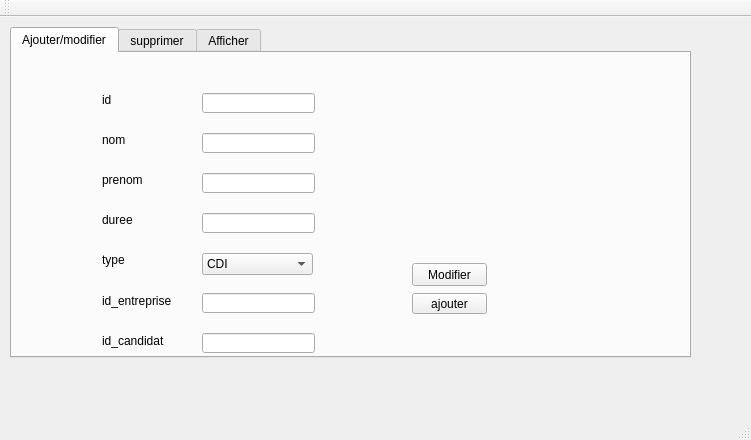
Before: the Qt Designer form mainwindow.ui in rym2000/Smart_recruiting_center_2A16, drawn with Qt 5.
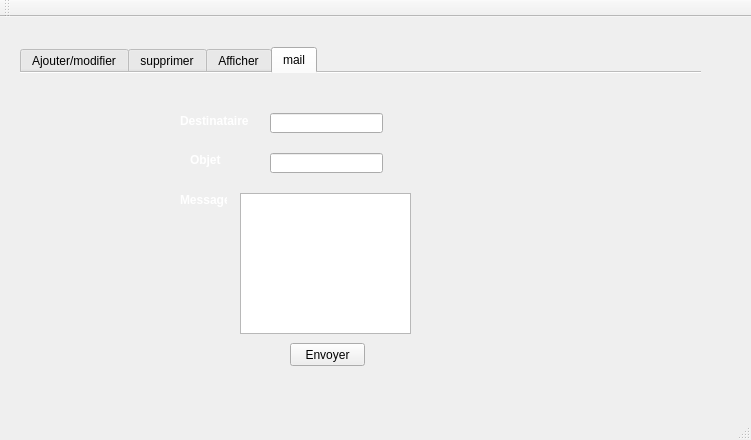
After: the same form once the commit is applied.

```diff
--- a/mainwindow.ui
+++ b/mainwindow.ui
@@ -13,18 +13,27 @@
   <property name="windowTitle">
    <string>Gestion des Clients</string>
   </property>
+  <property name="styleSheet">
+   <string notr="true">QLabel{
+color:white;
+font-weight: bold;
+}</string>
+  </property>
   <widget class="QWidget" name="centralWidget">
    <widget class="QTabWidget" name="tabWidget">
     <property name="geometry">
      <rect>
-      <x>10</x>
-      <y>10</y>
+      <x>20</x>
+      <y>30</y>
       <width>681</width>
       <height>331</height>
      </rect>
     </property>
     <property name="currentIndex">
-     <number>0</number>
+     <number>3</number>
+    </property>
+    <property name="documentMode">
+     <bool>true</bool>
     </property>
     <widget class="QWidget" name="tab">
      <attribute name="title">
@@ -39,6 +48,9 @@
         <height>20</height>
        </rect>
       </property>
+      <property name="text">
+       <string/>
+      </property>
      </widget>
      <widget class="QLineEdit" name="nom">
       <property name="geometry">
@@ -49,6 +61,9 @@
         <height>20</height>
        </rect>
       </property>
+      <property name="text">
+       <string/>
+      </property>
      </widget>
      <widget class="QLineEdit" name="prenom">
       <property name="geometry">
@@ -59,6 +74,9 @@
         <height>20</height>
        </rect>
       </property>
+      <property name="text">
+       <string/>
+      </property>
      </widget>
      <widget class="QLineEdit" name="duree">
       <property name="geometry">
@@ -69,6 +87,9 @@
         <height>20</height>
        </rect>
       </property>
+      <property name="text">
+       <string/>
+      </property>
      </widget>
      <widget class="QComboBox" name="type">
       <property name="geometry">
@@ -181,52 +202,6 @@
        <string>Modifier</string>
       </property>
      </widget>
-     <widget class="QLineEdit" name="id_entreprise">
-      <property name="geometry">
-       <rect>
-        <x>190</x>
-        <y>240</y>
-        <width>113</width>
-        <height>20</height>
-       </rect>
-      </property>
-     </widget>
-     <widget class="QLineEdit" name="id_candidat">
-      <property name="geometry">
-       <rect>
-        <x>190</x>
-        <y>280</y>
-        <width>113</width>
-        <height>20</height>
-       </rect>
-      </property>
-     </widget>
-     <widget class="QLabel" name="label_7">
-      <property name="geometry">
-       <rect>
-        <x>90</x>
-        <y>240</y>
-        <width>71</width>
-        <height>16</height>
-       </rect>
-      </property>
-      <property name="text">
-       <string>id_entreprise</string>
-      </property>
-     </widget>
-     <widget class="QLabel" name="label_8">
-      <property name="geometry">
-       <rect>
-        <x>90</x>
-        <y>280</y>
-        <width>71</width>
-        <height>16</height>
-       </rect>
-      </property>
-      <property name="text">
-       <string>id_candidat</string>
-      </property>
-     </widget>
     </widget>
     <widget class="QWidget" name="tab_3">
      <attribute name="title">
@@ -322,7 +297,109 @@
       </item>
      </widget>
     </widget>
+    <widget class="QWidget" name="tab_4">
+     <attribute name="title">
+      <string>mail</string>
+     </attribute>
+     <widget class="QLineEdit" name="lineEditMail">
+      <property name="geometry">
+       <rect>
+        <x>250</x>
+        <y>40</y>
+        <width>113</width>
+        <height>20</height>
+       </rect>
+      </property>
+     </widget>
+     <widget class="QLineEdit" name="lineEditObjet">
+      <property name="geometry">
+       <rect>
+        <x>250</x>
+        <y>80</y>
+        <width>113</width>
+        <height>20</height>
+       </rect>
+      </property>
+     </widget>
+     <widget class="QPlainTextEdit" name="Message">
+      <property name="geometry">
+       <rect>
+        <x>220</x>
+        <y>120</y>
+        <width>171</width>
+        <height>141</height>
+       </rect>
+      </property>
+     </widget>
+     <widget class="QPushButton" name="pushButton_5">
+      <property name="geometry">
+       <rect>
+        <x>270</x>
+        <y>270</y>
+        <width>75</width>
+        <height>23</height>
+       </rect>
+      </property>
+      <property name="text">
+       <string>Envoyer</string>
+      </property>
+     </widget>
+     <widget class="QLabel" name="label_7">
+      <property name="geometry">
+       <rect>
+        <x>160</x>
+        <y>40</y>
+        <width>81</width>
+        <height>16</height>
+       </rect>
+      </property>
+      <property name="text">
+       <string>Destinataire</string>
+      </property>
+     </widget>
+     <widget class="QLabel" name="label_8">
+      <property name="geometry">
+       <rect>
+        <x>170</x>
+        <y>80</y>
+        <width>47</width>
+        <height>14</height>
+       </rect>
+      </property>
+      <property name="text">
+       <string>Objet</string>
+      </property>
+     </widget>
+     <widget class="QLabel" name="label_10">
+      <property name="geometry">
+       <rect>
+        <x>160</x>
+        <y>120</y>
+        <width>47</width>
+        <height>14</height>
+       </rect>
+      </property>
+      <property name="text">
+       <string>Message</string>
+      </property>
+     </widget>
+    </widget>
    </widget>
+   <widget class="QLabel" name="label_9">
+    <property name="geometry">
+     <rect>
+      <x>0</x>
+      <y>0</y>
+      <width>751</width>
+      <height>385</height>
+     </rect>
+    </property>
+    <property name="text">
+     <string/>
+    </property>
+   </widget>
+   <zorder>label_9</zorder>
+   <zorder>tabWidget</zorder>
   </widget>
   <widget class="QMenuBar" name="menuBar">
    <property name="geometry">
```
Left out of the diff: 6 changed lines with no effect on the pictures.
